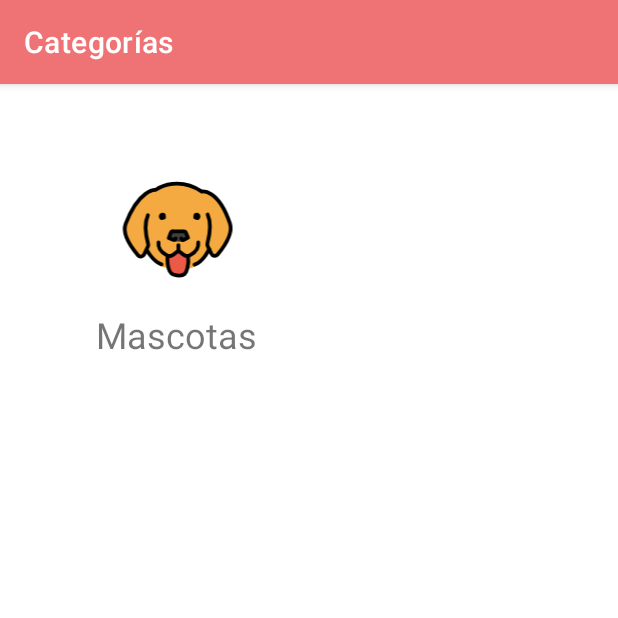
After one commit to vicsotber/SeeIt, an Android app: the CategoriasActivity screen opened directly, with no data from a screen before it, on a phone screen of 412 x 824 dp, the top half of it. The commit adds this screen. Run offline under Robolectric (Android 15) with nearby library versions, the phone set to English and light mode, and no system bars.

Commit message:
Creado Activity para Categorias
-Se ha preparado la vista de categorías, accediendo a ella pulsando en la funcionalidad Categorías dentro del Fragment Funcionalidades.
-Para ello se ha añadido un click listener en el código del Fragment Funcionalidades.

```diff
--- /dev/null
+++ b/app/src/main/java/com/project/tfg/ui/funcionalidades/CategoriasActivity.kt
@@ -0,0 +1,16 @@
+package com.project.tfg.ui.funcionalidades
+
+import androidx.appcompat.app.AppCompatActivity
+import android.os.Bundle
+import com.example.tfg.R
+
+class CategoriasActivity : AppCompatActivity() {
+    override fun onCreate(savedInstanceState: Bundle?) {
+        super.onCreate(savedInstanceState)
+
+        supportActionBar?.setDisplayShowHomeEnabled(true)
+        supportActionBar?.title = getString(R.string.nombre_funcionalidad_categorias)
+
+        setContentView(R.layout.activity_categorias)
+    }
+}
--- /dev/null
+++ b/app/src/main/res/drawable/ic_vector_pets.xml
@@ -0,0 +1,82 @@
+<vector xmlns:android="http://schemas.android.com/apk/res/android"
+    android:width="800dp"
+    android:height="800dp"
+    android:viewportWidth="72"
+    android:viewportHeight="72">
+  <path
+      android:pathData="M23.5,14.585l-4.5,1.75l-7.25,8.5l-4.5,10.75l2,5.25c1.255,3.791 3.523,7.183 7.25,10l2.5,-3.333c0,0 3.822,7.71 10.738,8.96c0,0 10.262,1.936 15.595,-0.877c3.42,-1.804 4.417,-4.417 4.417,-4.417l3.417,-3.417l1.583,2.333l2.083,-0.083l5.417,-7.25L64,37.335l-0.167,-4.5l-2.333,-5.5l-4.833,-7.417c0,0 -2.667,-4.917 -8.167,-3.917c0,0 -6.5,-4.833 -11.833,-4.083S32.083,10.669 23.5,14.585z"
+      android:fillColor="#F4AA41"
+      android:strokeColor="#00000000"/>
+  <path
+      android:pathData="M36,47.252l-3.083,2.417l-2.5,0l-0.083,3.833l0.75,3.5l1.083,1.917l2.833,1.5l4.583,-0.583l1.583,-1.75l1,-4.25l-0.25,-4l-2,0.25z"
+      android:fillColor="#EA5A47"
+      android:strokeColor="#00000000"/>
+  <path
+      android:pathData="M32.5,36.919l-1.583,3.75l2.167,1.25l1.25,0.5l4.333,0.167l2.917,-2.25l-1.75,-3.25z"
+      android:fillColor="#3F3F3F"
+      android:strokeColor="#00000000"/>
+  <path
+      android:pathData="M29.506,30.109c0,0 -1.805,1.242 -2.748,0.668c-0.943,-0.575 -1.242,-1.805 -0.668,-2.748s1.805,-1.242 2.748,-0.668S29.506,30.109 29.506,30.109z"
+      android:fillColor="#000000"
+      android:strokeColor="#00000000"/>
+  <path
+      android:pathData="M33.109,37.006h6.146c0.401,0 0.763,0.24 0.92,0.609l1.158,2.724l-2.179,1.146c-0.616,0.324 -1.365,-0.064 -1.457,-0.754"
+      android:strokeLineJoin="round"
+      android:strokeWidth="2"
+      android:fillColor="#00000000"
+      android:strokeColor="#000000"
+      android:strokeLineCap="round"/>
+  <path
+      android:pathData="M34.761,40.763c-0.113,0.627 -0.776,0.989 -1.365,0.747l-2.313,-0.952l1.09,-2.904c0.147,-0.39 0.52,-0.649 0.936,-0.649"
+      android:strokeLineJoin="round"
+      android:strokeWidth="2"
+      android:fillColor="#00000000"
+      android:strokeColor="#000000"
+      android:strokeLineCap="round"/>
+  <path
+      android:pathData="M30.436,50.027c0,0 -0.719,8.793 3.007,9.938c2.646,0.813 5.15,0.532 6.063,-0.25c0.875,-0.75 2.632,-4.474 1.827,-9.688"
+      android:strokeLineJoin="round"
+      android:strokeWidth="2"
+      android:fillColor="#00000000"
+      android:strokeColor="#000000"
+      android:strokeLineCap="round"/>
+  <path
+      android:pathData="M44.264,30.109c0,0 1.805,1.242 2.748,0.668c0.943,-0.575 1.242,-1.805 0.668,-2.748c-0.575,-0.943 -1.805,-1.242 -2.748,-0.668C43.988,27.935 44.264,30.109 44.264,30.109z"
+      android:fillColor="#000000"
+      android:strokeColor="#00000000"/>
+  <path
+      android:pathData="M25.625,42.839c-0.475,3.602 2.234,5.751 4.285,6.841c1.197,0.637 2.651,0.518 3.718,-0.318l2.581,-2.023l2.581,2.023c1.067,0.836 2.521,0.955 3.718,0.318c2.05,-1.091 4.76,-3.239 4.285,-6.841"
+      android:strokeLineJoin="round"
+      android:strokeWidth="2"
+      android:fillColor="#00000000"
+      android:strokeColor="#000000"
+      android:strokeLineCap="round"/>
+  <path
+      android:pathData="M19.951,28.357c-2.317,5.16 -0.508,13.025 0.119,15.376c0.122,0.457 0.075,0.936 -0.127,1.363l-1.987,4.194c-0.623,1.315 -2.393,1.553 -3.331,0.441c-3.192,-3.787 -8.558,-11.39 -6.549,-16.686c7.063,-18.61 15.868,-18.143 15.868,-18.143c2.845,-1.934 13.104,-6.938 24.813,0.875c0,0 8.632,-1.717 14.938,16.938c1.804,5.336 -3.43,12.867 -6.551,16.644c-0.931,1.127 -2.716,0.894 -3.342,-0.427l-1.974,-4.166c-0.203,-0.428 -0.249,-0.906 -0.127,-1.363c0.627,-2.351 2.436,-10.216 0.119,-15.376"
+      android:strokeLineJoin="round"
+      android:strokeWidth="2"
+      android:fillColor="#00000000"
+      android:strokeColor="#000000"
+      android:strokeLineCap="round"/>
+  <path
+      android:pathData="M52.631,46.463c0,0 -3.078,6.722 -7.805,8.271"
+      android:strokeLineJoin="round"
+      android:strokeWidth="2"
+      android:fillColor="#00000000"
+      android:strokeColor="#000000"
+      android:strokeLineCap="round"/>
+  <path
+      android:pathData="M19.437,46.969c0,0 3.078,6.082 7.805,7.632"
+      android:strokeLineJoin="round"
+      android:strokeWidth="2"
+      android:fillColor="#00000000"
+      android:strokeColor="#000000"
+      android:strokeLineCap="round"/>
+  <path
+      android:pathData="M36.208,47.339L36.208,44.309"
+      android:strokeLineJoin="round"
+      android:strokeWidth="2"
+      android:fillColor="#00000000"
+      android:strokeColor="#000000"
+      android:strokeLineCap="round"/>
+</vector>
--- /dev/null
+++ b/app/src/main/res/layout/activity_categorias.xml
@@ -0,0 +1,42 @@
+<?xml version="1.0" encoding="utf-8"?>
+<androidx.constraintlayout.widget.ConstraintLayout xmlns:android="http://schemas.android.com/apk/res/android"
+    xmlns:app="http://schemas.android.com/apk/res-auto"
+    xmlns:tools="http://schemas.android.com/tools"
+    android:layout_width="match_parent"
+    android:layout_height="match_parent"
+    tools:context="com.project.tfg.ui.funcionalidades.CategoriasActivity">
+
+    <ImageView
+        android:id="@+id/imageView"
+        android:layout_width="96dp"
+        android:layout_height="90dp"
+        app:layout_constraintEnd_toEndOf="@+id/view"
+        app:layout_constraintHorizontal_bias="0.479"
+        app:layout_constraintStart_toStartOf="@+id/view"
+        app:layout_constraintTop_toTopOf="@+id/view"
+        app:srcCompat="@drawable/ic_vector_pets" />
+
+    <View
+        android:id="@+id/view"
+        android:layout_width="144dp"
+        android:layout_height="142dp"
+        android:layout_marginStart="48dp"
+        android:layout_marginTop="52dp"
+        android:clickable="true"
+        android:focusable="true"
+        app:layout_constraintStart_toStartOf="parent"
+        app:layout_constraintTop_toTopOf="parent" />
+
+    <TextView
+        android:id="@+id/textView"
+        android:layout_width="wrap_content"
+        android:layout_height="wrap_content"
+        android:layout_marginStart="16dp"
+        android:layout_marginTop="8dp"
+        android:text="Mascotas"
+        android:textSize="24sp"
+        app:layout_constraintBottom_toBottomOf="@+id/view"
+        app:layout_constraintStart_toStartOf="@+id/view"
+        app:layout_constraintTop_toBottomOf="@+id/imageView"
+        app:layout_constraintVertical_bias="0.083" />
+</androidx.constraintlayout.widget.ConstraintLayout>
```
Also changed, not shown: app/src/main/AndroidManifest.xml (+7 -0 lines), app/src/main/java/com/project/tfg/ui/funcionalidades/FuncionalidadesFragment.kt (+16 -3 lines), app/src/main/res/layout-land/fragment_funcionalidades.xml (+21 -21 lines), app/src/main/res/layout/fragment_funcionalidades.xml (+21 -21 lines).
